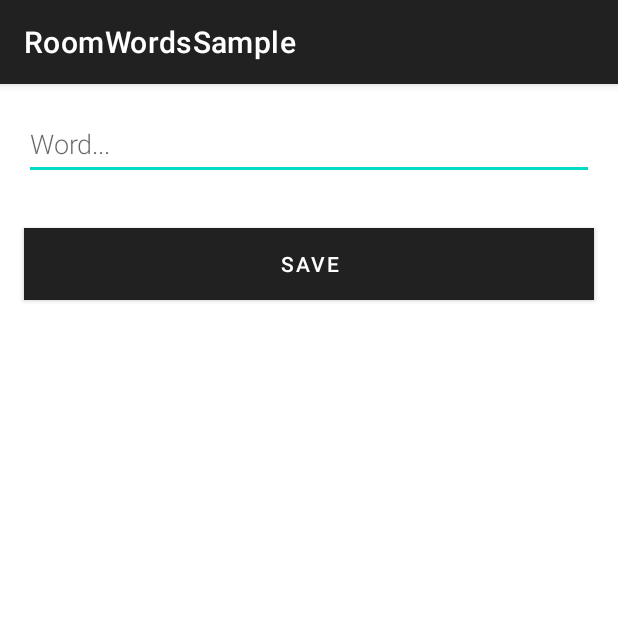
After one commit to git-jr/RoomWordsSample, an Android app: the NewWordActivity screen opened directly, with no data from a screen before it, on a phone screen of 412 x 824 dp, the top half of it. The commit adds this screen. Run offline under Robolectric (Android 15) with nearby library versions, the phone set to English and light mode, and no system bars.

Commit message:
Conectando tudo!

```diff
--- a/app/src/main/AndroidManifest.xml
+++ b/app/src/main/AndroidManifest.xml
@@ -15,6 +15,9 @@
         android:theme="@style/Theme.MaterialComponents.Light.DarkActionBar"
         tools:targetApi="31">
         <activity
+            android:name=".ui.activity.NewWordActivity"
+            android:exported="false" />
+        <activity
             android:name=".ui.activity.MainActivity"
             android:exported="true">
             <intent-filter>
--- /dev/null
+++ b/app/src/main/java/com/paradoxo/roomwordssample/ui/activity/NewWordActivity.kt
@@ -0,0 +1,37 @@
+package com.paradoxo.roomwordssample.ui.activity
+
+import android.app.Activity
+import android.content.Intent
+import android.os.Bundle
+import android.text.TextUtils
+import android.widget.Button
+import android.widget.EditText
+import androidx.appcompat.app.AppCompatActivity
+import com.paradoxo.roomwordssample.R
+
+class NewWordActivity : AppCompatActivity() {
+    private lateinit var editWordView: EditText
+
+    public override fun onCreate(savedInstanceState: Bundle?) {
+        super.onCreate(savedInstanceState)
+        setContentView(R.layout.activity_new_word)
+        editWordView = findViewById(R.id.edit_word)
+
+        val button = findViewById<Button>(R.id.button_save)
+        button.setOnClickListener {
+            val replyIntent = Intent()
+            if (TextUtils.isEmpty(editWordView.text)) {
+                setResult(Activity.RESULT_CANCELED, replyIntent)
+            } else {
+                val word = editWordView.text.toString()
+                replyIntent.putExtra(EXTRA_REPLY, word)
+                setResult(Activity.RESULT_OK, replyIntent)
+            }
+            finish()
+        }
+    }
+
+    companion object {
+        const val EXTRA_REPLY = "com.paradoxo.wordlistsql.REPLY"
+    }
+}
--- /dev/null
+++ b/app/src/main/res/layout/activity_new_word.xml
@@ -0,0 +1,27 @@
+<?xml version="1.0" encoding="utf-8"?>
+<LinearLayout xmlns:android="http://schemas.android.com/apk/res/android"
+    android:orientation="vertical"
+    android:layout_width="match_parent"
+    android:layout_height="match_parent">
+
+    <EditText
+        android:id="@+id/edit_word"
+        android:layout_width="match_parent"
+        android:layout_height="wrap_content"
+        android:minHeight="@dimen/min_height"
+        android:fontFamily="sans-serif-light"
+        android:hint="@string/hint_word"
+        android:inputType="textAutoComplete"
+        android:layout_margin="@dimen/big_padding"
+        android:textSize="18sp" />
+
+    <Button
+        android:id="@+id/button_save"
+        android:layout_width="match_parent"
+        android:layout_height="wrap_content"
+        android:background="@color/purple_500"
+        android:text="@string/button_save"
+        android:layout_margin="@dimen/big_padding"
+        android:textColor="@color/buttonLabel" />
+
+</LinearLayout>
--- a/app/src/main/res/values/colors.xml
+++ b/app/src/main/res/values/colors.xml
@@ -7,4 +7,6 @@
     <color name="teal_700">#FF018786</color>
     <color name="black">#FF000000</color>
     <color name="white">#FFFFFFFF</color>
+
+    <color name="buttonLabel">#FFFFFF</color>
 </resources>
--- a/app/src/main/res/values/dimens.xml
+++ b/app/src/main/res/values/dimens.xml
@@ -1,4 +1,5 @@
 <?xml version="1.0" encoding="utf-8"?>
 <resources>
     <dimen name="big_padding">16dp</dimen>
+    <dimen name="min_height">48dp</dimen>
 </resources>
--- a/app/src/main/res/values/strings.xml
+++ b/app/src/main/res/values/strings.xml
@@ -1,4 +1,8 @@
 <resources>
     <string name="app_name">RoomWordsSample</string>
+
+    <string name="hint_word">Word...</string>
+    <string name="button_save">Save</string>
+    <string name="empty_not_saved">Word not saved because it is empty.</string>
     <string name="add_word">Adicionar palavra</string>
 </resources>
```
Also changed, not shown: app/src/main/java/com/paradoxo/roomwordssample/application/WordsApplication.kt (+6 -1 lines), app/src/main/java/com/paradoxo/roomwordssample/database/WordRoomDatabase.kt (+36 -3 lines), app/src/main/java/com/paradoxo/roomwordssample/ui/activity/MainActivity.kt (+42 -0 lines).
